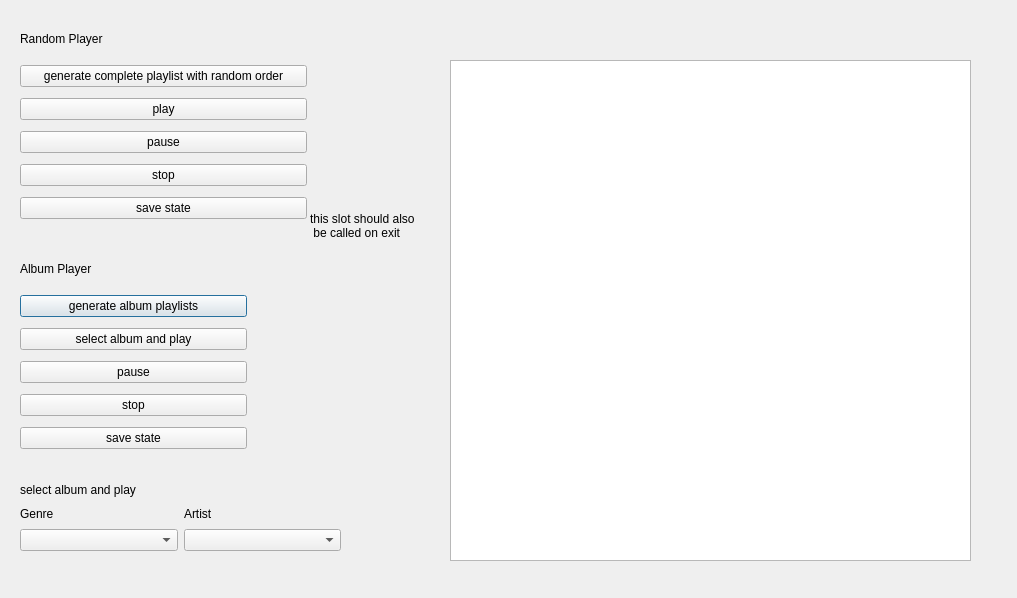
Before: the Qt Designer form MusicPlayerJB.ui in jblob/AudioCarousel, drawn with Qt 5.
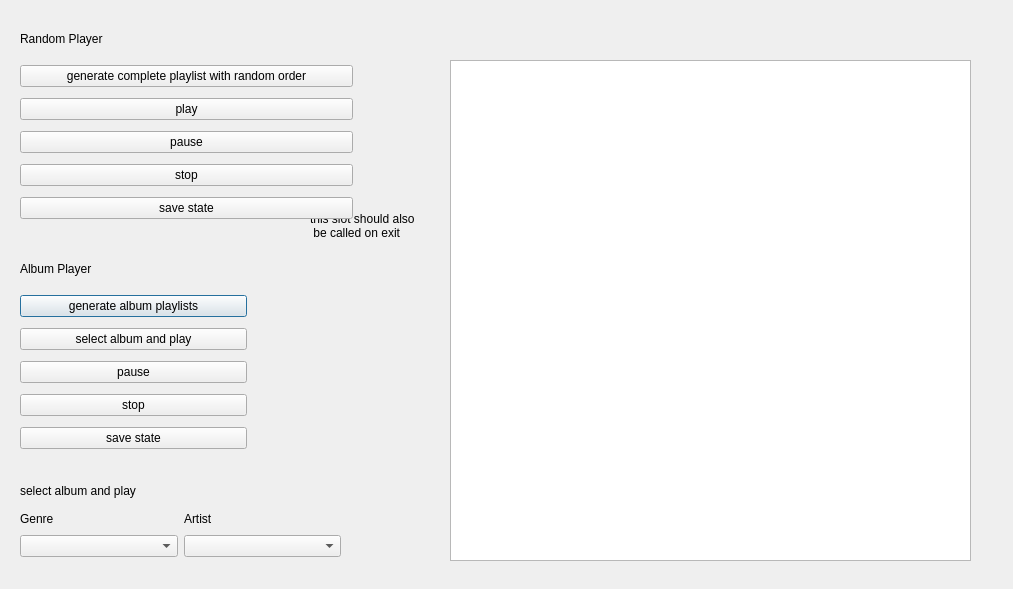
After: the same form once the commit is applied.

Commit message: state machine for play/pause/stop implemented

Diff of the .ui file:
```diff
--- a/MusicPlayerJB.ui
+++ b/MusicPlayerJB.ui
@@ -6,8 +6,8 @@
    <rect>
     <x>0</x>
     <y>0</y>
-    <width>1017</width>
-    <height>598</height>
+    <width>1013</width>
+    <height>589</height>
    </rect>
   </property>
   <property name="windowTitle">
@@ -121,7 +121,7 @@
     <rect>
      <x>20</x>
      <y>60</y>
-     <width>287</width>
+     <width>333</width>
      <height>166</height>
     </rect>
    </property>
@@ -175,7 +175,7 @@
      <x>20</x>
      <y>480</y>
      <width>321</width>
-     <height>71</height>
+     <height>77</height>
     </rect>
    </property>
    <layout class="QGridLayout" name="gridLayout">
```
Left out of the diff: 4 changed lines with no effect on the pictures. The commit also changes 1 other file.
